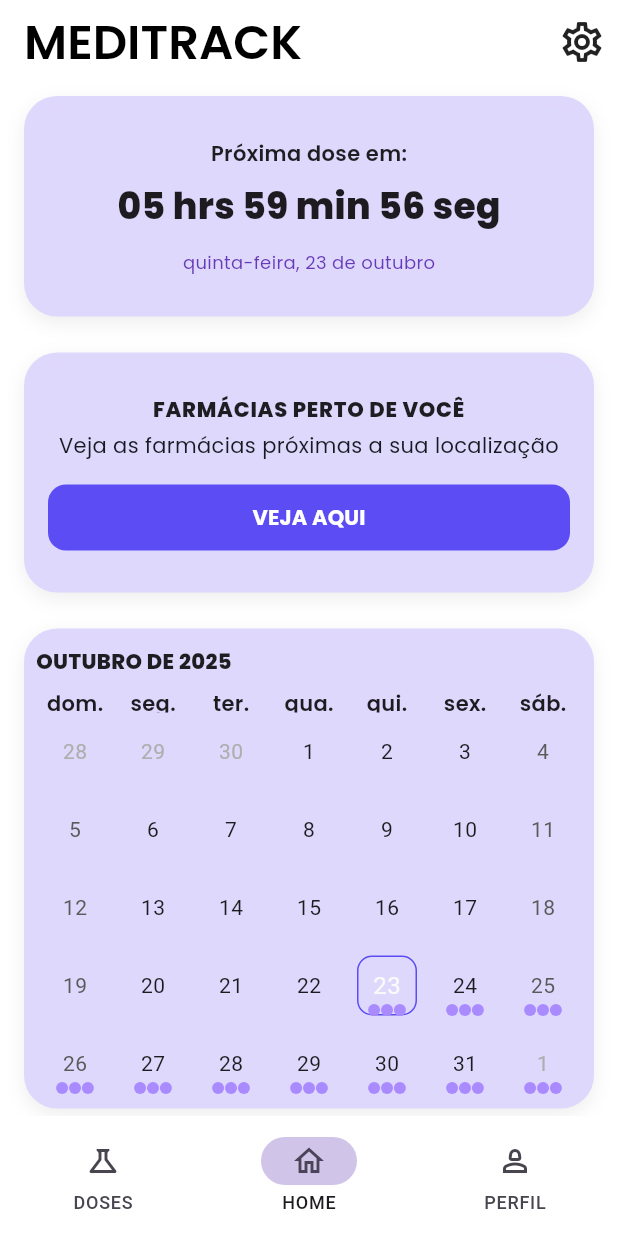
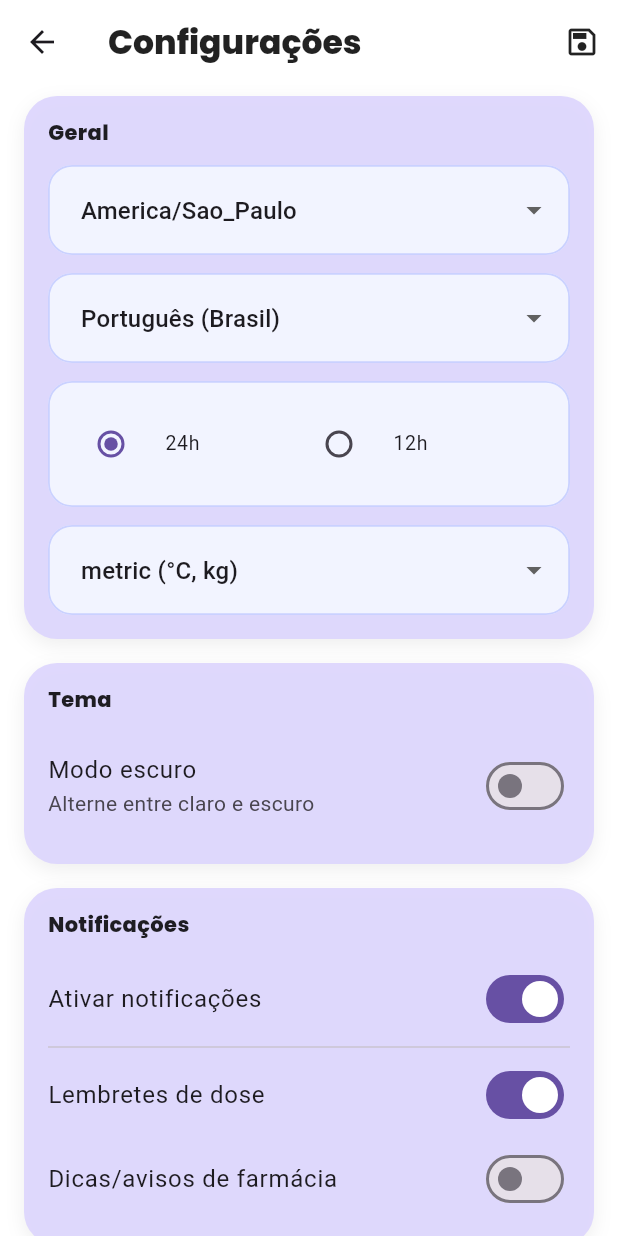
Before and after one commit to Lpaifer/flutter-meditrack, a Flutter app: the HomePage screen opened directly, item 2 of the bottom bar chosen, after a tap on the "settings" icon, on a phone screen of 412 x 824 dp. Run offline on Flutter 3.47's test engine with Material 3 defaults, Android fonts, the light colour scheme and no system bars; drawn by our look-alikes of table_calendar; our stand-ins replace dio, flutter_map, flutter_secure_storage, geolocator, google_fonts, latlong2 and 1 more; accounts and stored records are empty.

Commit message:
settings and last screens

```diff
--- /dev/null
+++ b/flutter_application_meditrack/lib/core/theme_controller.dart
@@ -0,0 +1,34 @@
+// lib/core/theme_controller.dart
+import 'package:flutter/material.dart';
+import 'package:shared_preferences/shared_preferences.dart';
+
+class ThemeController extends ChangeNotifier {
+  ThemeController._();
+  static final ThemeController instance = ThemeController._();
+
+  static const _kPrefKey = 'pref.theme.dark';
+
+  ThemeMode _mode = ThemeMode.light;
+  ThemeMode get mode => _mode;
+  bool get isDark => _mode == ThemeMode.dark;
+
+  /// Carrega o tema salvo no dispositivo (padrão: claro)
+  Future<void> load() async {
+    final sp = await SharedPreferences.getInstance();
+    final dark = sp.getBool(_kPrefKey) ?? false;
+    _mode = dark ? ThemeMode.dark : ThemeMode.light;
+  }
+
+  /// Define o tema e persiste
+  Future<void> setMode(ThemeMode mode) async {
+    if (_mode == mode) return;
+    _mode = mode;
+    notifyListeners();
+    final sp = await SharedPreferences.getInstance();
+    await sp.setBool(_kPrefKey, mode == ThemeMode.dark);
+  }
+
+  /// Atalho para alternar
+  Future<void> toggle() =>
+      setMode(isDark ? ThemeMode.light : ThemeMode.dark);
+}
--- a/flutter_application_meditrack/lib/home_page.dart
+++ b/flutter_application_meditrack/lib/home_page.dart
@@ -3,6 +3,7 @@ import 'package:flutter/material.dart';
 import 'package:flutter_application_meditrack/pharmacy_near_you.dart'; // tela do mapa de farmácias
 import 'package:flutter_application_meditrack/doses_page.dart';        // NOVO: tela de doses
 import 'package:flutter_application_meditrack/profile_page.dart';
+import 'package:flutter_application_meditrack/settings_page.dart';
 import 'package:google_fonts/google_fonts.dart';
 import 'package:intl/intl.dart';
 import 'package:table_calendar/table_calendar.dart';
@@ -213,7 +214,11 @@ class _HomePageState extends State<HomePage> {
           IconButton(
             iconSize: 32,
             icon: const Icon(Icons.settings_outlined, color: Colors.black87),
-            onPressed: () {},
+            onPressed: () {
+                Navigator.of(context).push(
+                  MaterialPageRoute(builder: (_) => const SettingsPage()),
+              );
+            },
           )
         ],
       ),
--- /dev/null
+++ b/flutter_application_meditrack/lib/settings_page.dart
@@ -0,0 +1,403 @@
+import 'package:flutter/material.dart';
+import 'package:google_fonts/google_fonts.dart';
+import 'package:shared_preferences/shared_preferences.dart';
+
+import 'package:flutter_application_meditrack/ui/input_styles.dart';
+import 'package:flutter_application_meditrack/core/theme_controller.dart';
+
+class SettingsPage extends StatefulWidget {
+  const SettingsPage({super.key});
+
+  @override
+  State<SettingsPage> createState() => _SettingsPageState();
+}
+
+class _SettingsPageState extends State<SettingsPage> {
+  // --- Opções fixas ---
+  static const _timezones = <String>[
+    'America/Sao_Paulo',
+    'America/Manaus',
+    'America/Fortaleza',
+    'America/Recife',
+    'America/Bogota',
+    'America/New_York',
+    'Europe/London',
+    'Europe/Berlin',
+    'UTC',
+  ];
+
+  // Opção 2: apenas os códigos
+  static const _locales = <String>['pt_BR', 'en_US', 'es_ES'];
+
+  static String labelForLocale(String code) {
+    switch (code) {
+      case 'pt_BR':
+        return 'Português (Brasil)';
+      case 'en_US':
+        return 'English (US)';
+      case 'es_ES':
+        return 'Español (ES)';
+      default:
+        return code;
+    }
+  }
+
+  static const _units = <String>['metric (°C, kg)', 'imperial (°F, lb)'];
+
+  // --- Estado persistido ---
+  String _timezone = 'America/Sao_Paulo';
+  String _locale = 'pt_BR';
+  String _timeFormat = '24h'; // '12h' | '24h'
+  String _unitSystem = _units.first;
+
+  bool _notifEnabled = true;
+  bool _notifDose = true;
+  bool _notifTips = false;
+
+  double _textScale = 1.0; // acessibilidade
+  bool _highContrast = false;
+  bool _reduceMotion = false;
+
+  bool _loading = true;
+
+  @override
+  void initState() {
+    super.initState();
+    _loadPrefs();
+  }
+
+  Future<void> _loadPrefs() async {
+    final sp = await SharedPreferences.getInstance();
+    if (!mounted) return;
+    setState(() {
+      _timezone     = sp.getString('pref.timezone')     ?? _timezone;
+      _locale       = sp.getString('pref.locale')       ?? _locale;
+      _timeFormat   = sp.getString('pref.timeFormat')   ?? _timeFormat;
+      _unitSystem   = sp.getString('pref.units')        ?? _unitSystem;
+
+      _notifEnabled = sp.getBool('pref.notif.enabled')  ?? _notifEnabled;
+      _notifDose    = sp.getBool('pref.notif.doses')    ?? _notifDose;
+      _notifTips    = sp.getBool('pref.notif.tips')     ?? _notifTips;
+
+      _textScale    = sp.getDouble('pref.a11y.textScale') ?? _textScale;
+      _highContrast = sp.getBool('pref.a11y.highContrast') ?? _highContrast;
+      _reduceMotion = sp.getBool('pref.a11y.reduceMotion') ?? _reduceMotion;
+
+      _loading = false;
+    });
+  }
+
+  Future<void> _savePrefs() async {
+    final sp = await SharedPreferences.getInstance();
+    await sp.setString('pref.timezone', _timezone);
+    await sp.setString('pref.locale', _locale);
+    await sp.setString('pref.timeFormat', _timeFormat);
+    await sp.setString('pref.units', _unitSystem);
+
+    await sp.setBool('pref.notif.enabled', _notifEnabled);
+    await sp.setBool('pref.notif.doses', _notifDose);
+    await sp.setBool('pref.notif.tips', _notifTips);
+
+    await sp.setDouble('pref.a11y.textScale', _textScale);
+    await sp.setBool('pref.a11y.highContrast', _highContrast);
+    await sp.setBool('pref.a11y.reduceMotion', _reduceMotion);
+
+    if (!mounted) return;
+    ScaffoldMessenger.of(context).showSnackBar(
+      const SnackBar(content: Text('Preferências salvas.')),
+    );
+  }
+
+  @override
+  Widget build(BuildContext context) {
+    final t = GoogleFonts.poppinsTextTheme(Theme.of(context).textTheme);
+
+    return Scaffold(
+      backgroundColor: Colors.white,
+      appBar: AppBar(
+        scrolledUnderElevation: 0,
+        elevation: 0,
+        backgroundColor: Colors.white,
+        title: Text(
+          'Configurações',
+          style: t.titleLarge?.copyWith(
+            fontWeight: FontWeight.w800,
+            color: Colors.black87,
+          ),
+        ),
+        actions: [
+          IconButton(
+            tooltip: 'Salvar',
+            onPressed: _savePrefs,
+            icon: const Icon(Icons.save_outlined, color: Colors.black87),
+          )
+        ],
+      ),
+      body: _loading
+          ? const Center(child: CircularProgressIndicator())
+          : ListView(
+              padding: const EdgeInsets.fromLTRB(16, 8, 16, 24),
+              children: [
+                // ---------------- Geral ----------------
+                _SectionCard(
+                  title: 'Geral',
+                  child: Column(
+                    children: [
+                      // Timezone
+                      DropdownButtonFormField<String>(
+                        value: _timezone,
+                        items: _timezones
+                            .map((z) => DropdownMenuItem(
+                                  value: z,
+                                  child: Text(z),
+                                ))
+                            .toList(),
+                        onChanged: (v) => setState(() => _timezone = v!),
+                        decoration: inputDecoration('Timezone'),
+                      ),
+                      const SizedBox(height: 12),
+
+                      // Locale (agora com value == código)
+                      DropdownButtonFormField<String>(
+                        value: _locale,
+                        items: _locales
+                            .map((code) => DropdownMenuItem(
+                                  value: code,
+                                  child: Text(labelForLocale(code)),
+                                ))
+                            .toList(),
+                        onChanged: (v) => setState(() => _locale = v!),
+                        decoration: inputDecoration('Idioma (locale)'),
+                      ),
+                      const SizedBox(height: 12),
+
+                      // Formato de hora
+                      InputDecorator(
+                        decoration: inputDecoration('Formato de hora'),
+                        child: Row(
+                          children: [
+                            Expanded(
+                              child: RadioListTile<String>(
+                                dense: true,
+                                contentPadding: EdgeInsets.zero,
+                                title: const Text('24h'),
+                                value: '24h',
+                                groupValue: _timeFormat,
+                                onChanged: (v) =>
+                                    setState(() => _timeFormat = v!),
+                              ),
+                            ),
+                            Expanded(
+                              child: RadioListTile<String>(
+                                dense: true,
+                                contentPadding: EdgeInsets.zero,
+                                title: const Text('12h'),
+                                value: '12h',
+                                groupValue: _timeFormat,
+                                onChanged: (v) =>
+                                    setState(() => _timeFormat = v!),
+                              ),
+                            ),
+                          ],
+                        ),
+                      ),
+                      const SizedBox(height: 12),
+
+                      // Unidades
+                      DropdownButtonFormField<String>(
+                        value: _unitSystem,
+                        items: _units
+                            .map((u) => DropdownMenuItem(
+                                  value: u,
+                                  child: Text(u),
+                                ))
+                            .toList(),
+                        onChanged: (v) => setState(() => _unitSystem = v!),
+                        decoration: inputDecoration('Unidades'),
+                      ),
+                    ],
+                  ),
+                ),
+                const SizedBox(height: 16),
+
+                // ---------------- Tema ----------------
+                _SectionCard(
+                  title: 'Tema',
+                  child: SwitchListTile(
+                    value: ThemeController.instance.mode == ThemeMode.dark,
+                    onChanged: (v) => ThemeController.instance
+                        .setMode(v ? ThemeMode.dark : ThemeMode.light),
+                    title: const Text('Modo escuro'),
+                    subtitle: const Text('Alterne entre claro e escuro'),
+                    contentPadding: EdgeInsets.zero,
+                  ),
+                ),
+                const SizedBox(height: 16),
+
+                // ---------------- Notificações ----------------
+                _SectionCard(
+                  title: 'Notificações',
+                  child: Column(
+                    children: [
+                      SwitchListTile(
+                        value: _notifEnabled,
+                        onChanged: (v) => setState(() => _notifEnabled = v),
+                        title: const Text('Ativar notificações'),
+                        contentPadding: EdgeInsets.zero,
+                      ),
+                      const Divider(height: 8),
+                      IgnorePointer(
+                        ignoring: !_notifEnabled,
+                        child: Opacity(
+                          opacity: _notifEnabled ? 1 : .5,
+                          child: Column(
+                            children: [
+                              SwitchListTile(
+                                value: _notifDose,
+                                onChanged: (v) =>
+                                    setState(() => _notifDose = v),
+                                title: const Text('Lembretes de dose'),
+                                contentPadding: EdgeInsets.zero,
+                              ),
+                              SwitchListTile(
+                                value: _notifTips,
+                                onChanged: (v) =>
+                                    setState(() => _notifTips = v),
+                                title: const Text('Dicas/avisos de farmácia'),
+                                contentPadding: EdgeInsets.zero,
+                              ),
+                            ],
+                          ),
+                        ),
+                      ),
+                    ],
+                  ),
+                ),
+                const SizedBox(height: 16),
+
+                // ---------------- Acessibilidade ----------------
+                _SectionCard(
+                  title: 'Acessibilidade',
+                  child: Column(
+                    children: [
+                      Row(
+                        children: [
+                          Expanded(
+                            child: Column(
+                              crossAxisAlignment: CrossAxisAlignment.start,
+                              children: [
+                                const Text('Tamanho do texto'),
+                                Slider(
+                                  min: 0.9,
+                                  max: 1.5,
+                                  divisions: 12,
+                                  value: _textScale,
+                                  label: '${_textScale.toStringAsFixed(2)}x',
+                                  onChanged: (v) =>
+                                      setState(() => _textScale = v),
+                                ),
+                              ],
+                            ),
+                          ),
+                          Container(
+                            margin: const EdgeInsets.only(left: 12),
+                            padding: const EdgeInsets.symmetric(
+                                horizontal: 10, vertical: 6),
+                            decoration: BoxDecoration(
+                              color: AppColors.fieldFill,
+                              borderRadius: BorderRadius.circular(10),
+                            ),
+                            child: Text(
+                              'Aa',
+                              textScaleFactor: _textScale,
+                              style: GoogleFonts.poppins(
+                                fontWeight: FontWeight.w700,
+                                fontSize: 18,
+                              ),
+                            ),
+                          ),
+                        ],
+                      ),
+                      SwitchListTile(
+                        value: _highContrast,
+                        onChanged: (v) => setState(() => _highContrast = v),
+                        title: const Text('Alto contraste'),
+                        contentPadding: EdgeInsets.zero,
+                      ),
+                      SwitchListTile(
+                        value: _reduceMotion,
+                        onChanged: (v) => setState(() => _reduceMotion = v),
+                        title: const Text('Reduzir animações'),
+                        contentPadding: EdgeInsets.zero,
+                      ),
+                    ],
+                  ),
+                ),
+                const SizedBox(height: 24),
+
+                // Salvar
+                SizedBox(
+                  width: double.infinity,
+                  height: 52,
+                  child: FilledButton(
+                    style: FilledButton.styleFrom(
+                      backgroundColor: AppColors.primary,
+                      shape: RoundedRectangleBorder(
+                        borderRadius: BorderRadius.circular(12),
+                      ),
+                    ),
+                    onPressed: _savePrefs,
+                    child: Text(
+                      'Salvar alterações',
+                      style: GoogleFonts.poppins(
+                        color: Colors.white,
+                        fontWeight: FontWeight.w600,
+                      ),
+                    ),
+                  ),
+                ),
+              ],
+            ),
+    );
+  }
+}
+
+/* ---------- UI helper ---------- */
+
+class _SectionCard extends StatelessWidget {
+  final String title;
+  final Widget child;
+  const _SectionCard({required this.title, required this.child});
+
+  @override
+  Widget build(BuildContext context) {
+    return Container(
+      padding: const EdgeInsets.fromLTRB(16, 14, 16, 16),
+      decoration: BoxDecoration(
+        color: const Color.fromARGB(238, 221, 214, 253),
+        borderRadius: BorderRadius.circular(22),
+        boxShadow: const [
+          BoxShadow(
+            color: Color(0x11000000),
+            blurRadius: 10,
+            offset: Offset(0, 4),
+          ),
+        ],
+      ),
+      child: Column(
+        crossAxisAlignment: CrossAxisAlignment.start,
+        children: [
+          Text(
+            title,
+            style: GoogleFonts.poppins(
+              fontWeight: FontWeight.w800,
+              color: Colors.black87,
+            ),
+          ),
+          const SizedBox(height: 12),
+          child,
+        ],
+      ),
+    );
+  }
+}
--- a/flutter_application_meditrack/pubspec.yaml
+++ b/flutter_application_meditrack/pubspec.yaml
@@ -41,6 +41,7 @@ dependencies:
   latlong2: ^0.9.1
   geolocator: ^10.1.0
   url_launcher: ^6.3.0
+  shared_preferences: ^2.3.2
 
   # The following adds the Cupertino Icons font to your application.
   # Use with the CupertinoIcons class for iOS style icons.
```
Also changed, not shown: flutter_application_meditrack/pubspec.lock, 2 other files.
